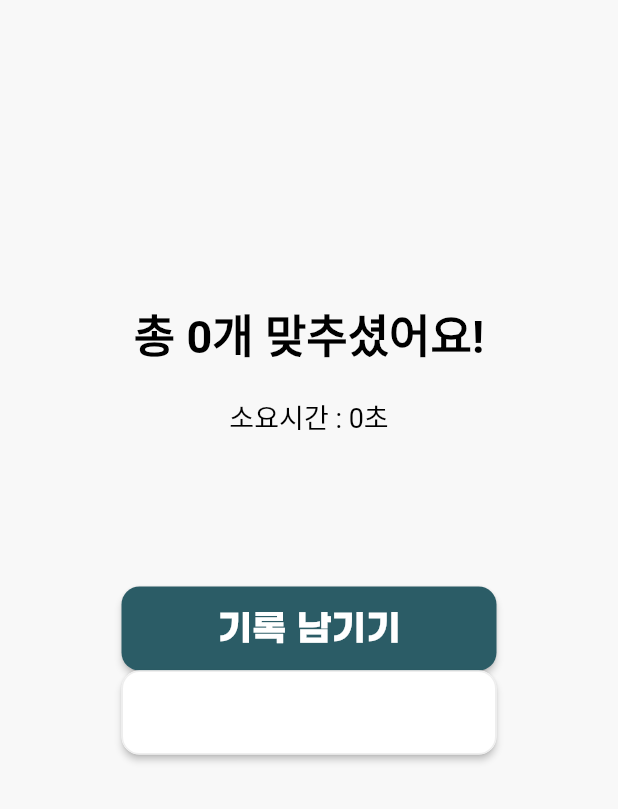
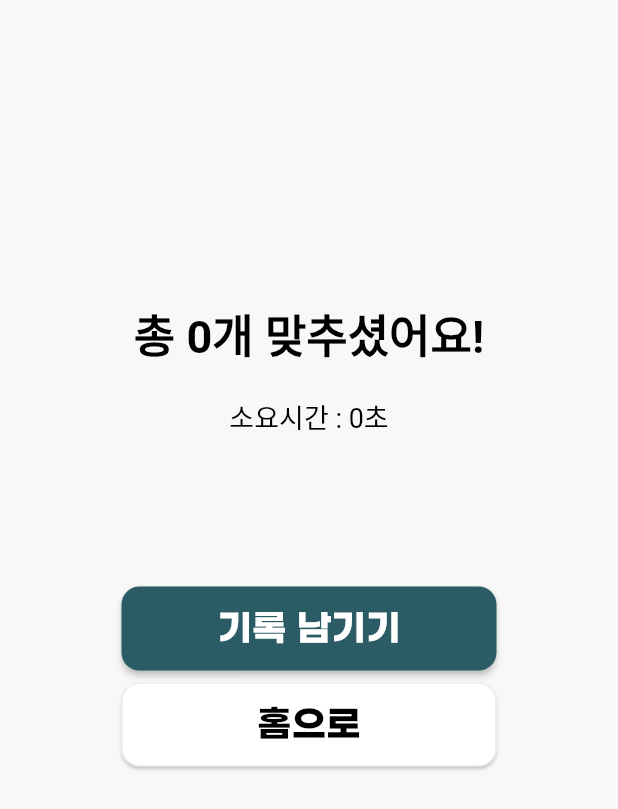
Before and after one commit to pendant-k/likelion-quiz, a Flutter app: the ResultScreen screen opened directly with empty values, on a phone screen of 412 x 824 dp. Shown: the top 809 px of the screen. Run offline on Flutter 3.47's test engine with Material 3 defaults, Android fonts, the phone set to English and light mode, and no system bars; our stand-ins replace get; missing offline and left inert: flutter_animated_button.

Commit message:
:white_check_mark: Update widgets

```diff
--- a/lib/view/s_result.dart
+++ b/lib/view/s_result.dart
@@ -58,6 +58,7 @@ class ResultScreen extends StatelessWidget {
                 label: "기록 남기기",
                 onTap: () {},
               ),
+              SizedBox(height: 8),
               SecondBtn(
                   label: "홈으로",
                   onTap: () {
--- a/lib/view/w_second_btn.dart
+++ b/lib/view/w_second_btn.dart
@@ -36,6 +36,7 @@ class SecondBtn extends StatelessWidget {
         child: ElevatedButton(
           onPressed: onTap,
           style: ElevatedButton.styleFrom(
+            elevation: 1,
             backgroundColor: backgroundColor ?? Colors.white,
             shape: RoundedRectangleBorder(
               side: BorderSide(color: Colors.grey[200]!, width: 1),
@@ -46,7 +47,7 @@ class SecondBtn extends StatelessWidget {
             label,
             style: TextStyle(
               fontFamily: 'Gmarket',
-              color: Colors.white,
+              color: Colors.black,
               fontSize: 24,
               fontWeight: FontWeight.w500,
             ),
```
Also changed, not shown: lib/view/s_quiz.dart (+4 -15 lines).
